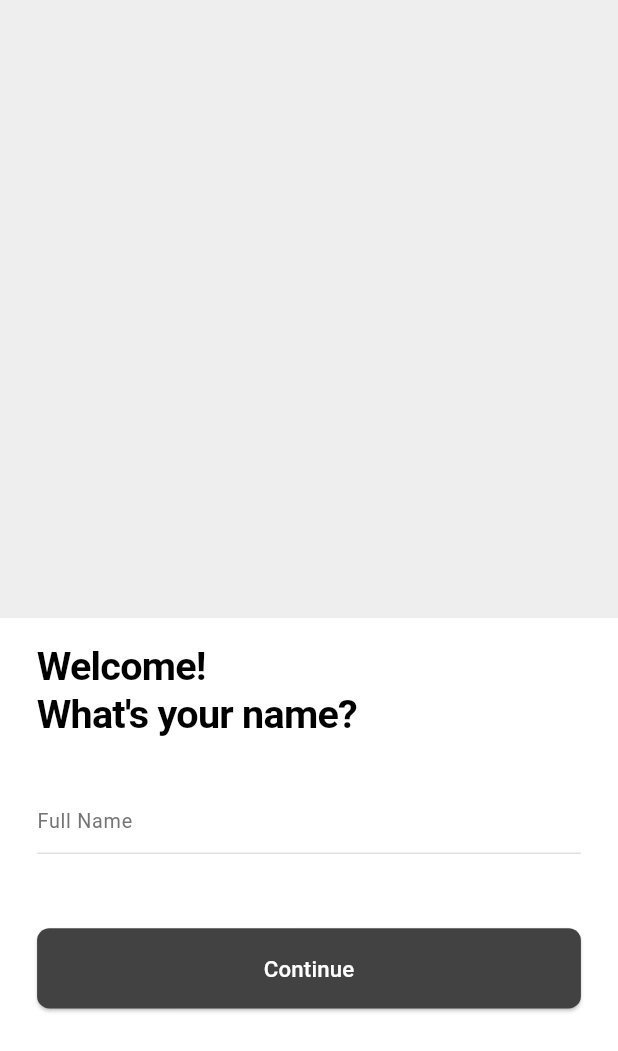
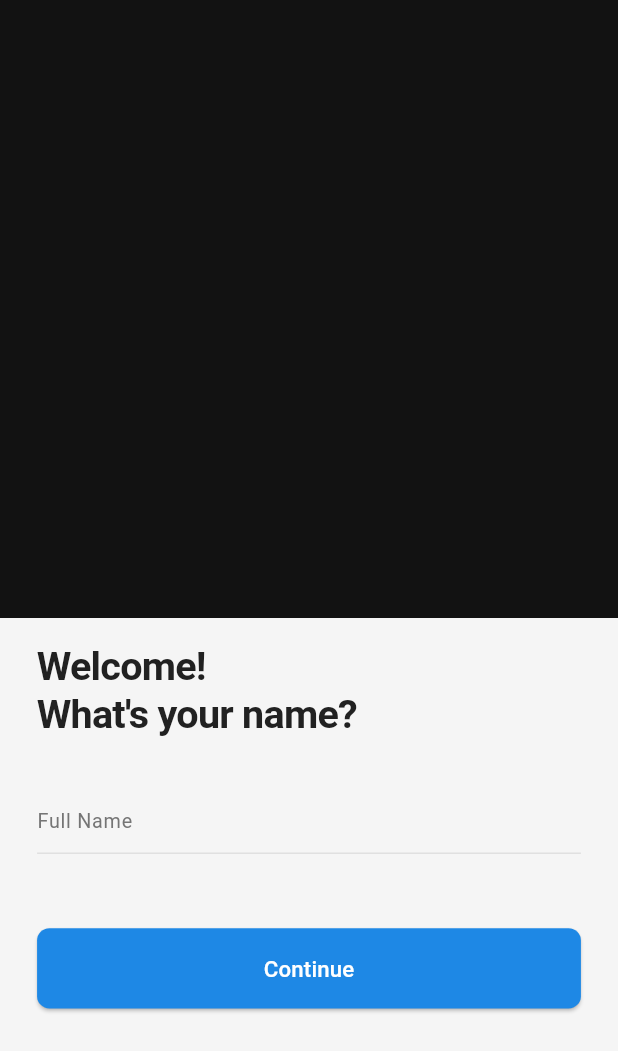
Before and after one commit to neuraquill/dycare, a Flutter app: the NewUserNameScreen screen opened directly, on a phone screen of 412 x 824 dp. Shown: the top 1051 px of the screen. Run offline on Flutter 3.47's test engine with Material 3 defaults, Android fonts, the light colour scheme and no system bars; our stand-ins replace get, image_picker, pin_code_fields, table_calendar; accounts and stored records are empty.

Commit message:
phonenumber change colors

```diff
--- a/lib/presentation/auth/new_user_name/new_user_name_screen.dart
+++ b/lib/presentation/auth/new_user_name/new_user_name_screen.dart
@@ -3,6 +3,7 @@
 import 'package:flutter/material.dart';
 import 'package:get/get.dart';
 import 'package:dycare/core/utils/app_export.dart';
+import 'package:dycare/theme/app_colors.dart';
 import 'package:dycare/presentation/auth/new_user_name/controller/new_user_name_controller.dart';
 
 class NewUserNameScreen extends GetView<NewUserNameController> {
@@ -26,7 +27,7 @@ class NewUserNameScreen extends GetView<NewUserNameController> {
     );
 
     return Scaffold(
-      backgroundColor: Colors.white,
+      backgroundColor: AppColors.background,
       body: SafeArea(
         child: GestureDetector(
           onTap: () => FocusScope.of(context).unfocus(),
@@ -41,7 +42,7 @@ class NewUserNameScreen extends GetView<NewUserNameController> {
                   Container(
                     height: screenHeight * 0.5,
                     width: double.infinity,
-                    color: Colors.grey[200],
+                    color: AppColors.backgroundDark,
                     child: const Column(
                       crossAxisAlignment: CrossAxisAlignment.start,
                       children: [
@@ -63,7 +64,7 @@ class NewUserNameScreen extends GetView<NewUserNameController> {
                           style: TextStyle(
                             fontSize: fontSizes.xlarge,
                             fontWeight: FontWeight.w600,
-                            color: Colors.black,
+                            color: AppColors.textPrimary,
                             letterSpacing: -0.5,
                             height: 1.2,
                           ),
@@ -95,10 +96,11 @@ class NewUserNameScreen extends GetView<NewUserNameController> {
                           height: buttonHeight,
                           child: ElevatedButton(
                             style: ElevatedButton.styleFrom(
-                              backgroundColor: Colors.grey[800],
-                              foregroundColor: Colors.white,
+                              backgroundColor: AppColors.primary,
+                              foregroundColor: AppColors.textPrimaryDark,
                               shape: RoundedRectangleBorder(
-                                borderRadius: BorderRadius.circular(screenWidth * 0.02),
+                                borderRadius:
+                                    BorderRadius.circular(screenWidth * 0.02),
                               ),
                             ),
                             onPressed: controller.submitName,
@@ -156,27 +158,27 @@ class AuthTextField extends StatelessWidget {
       textCapitalization: textCapitalization,
       style: TextStyle(
         fontSize: fontSize.medium,
-        color: Colors.black87,
+        color: AppColors.textPrimary,
       ),
-      cursorColor: Colors.black87,
+      cursorColor: AppColors.textPrimary,
       decoration: InputDecoration(
         labelText: label,
         labelStyle: TextStyle(
-          color: Colors.grey[600],
+          color: AppColors.textSecondary,
           fontSize: fontSize.small,
         ),
         floatingLabelStyle: TextStyle(
-          color: Colors.grey[600],
+          color: AppColors.textSecondaryDark,
           fontSize: fontSize.tiny,
         ),
         border: const UnderlineInputBorder(
-          borderSide: BorderSide(color: Colors.black12),
+          borderSide: BorderSide(color: AppColors.inputBorder),
         ),
         enabledBorder: const UnderlineInputBorder(
-          borderSide: BorderSide(color: Colors.black12),
+          borderSide: BorderSide(color: AppColors.inputBorder),
         ),
         focusedBorder: const UnderlineInputBorder(
-          borderSide: BorderSide(color: Colors.black87),
+          borderSide: BorderSide(color: AppColors.primary),
         ),
         contentPadding: const EdgeInsets.only(bottom: 8),
         isDense: true,
@@ -186,6 +188,7 @@ class AuthTextField extends StatelessWidget {
     );
   }
 }
+
 class ResponsiveFontSizes {
   final double tiny;
   final double small;
```
